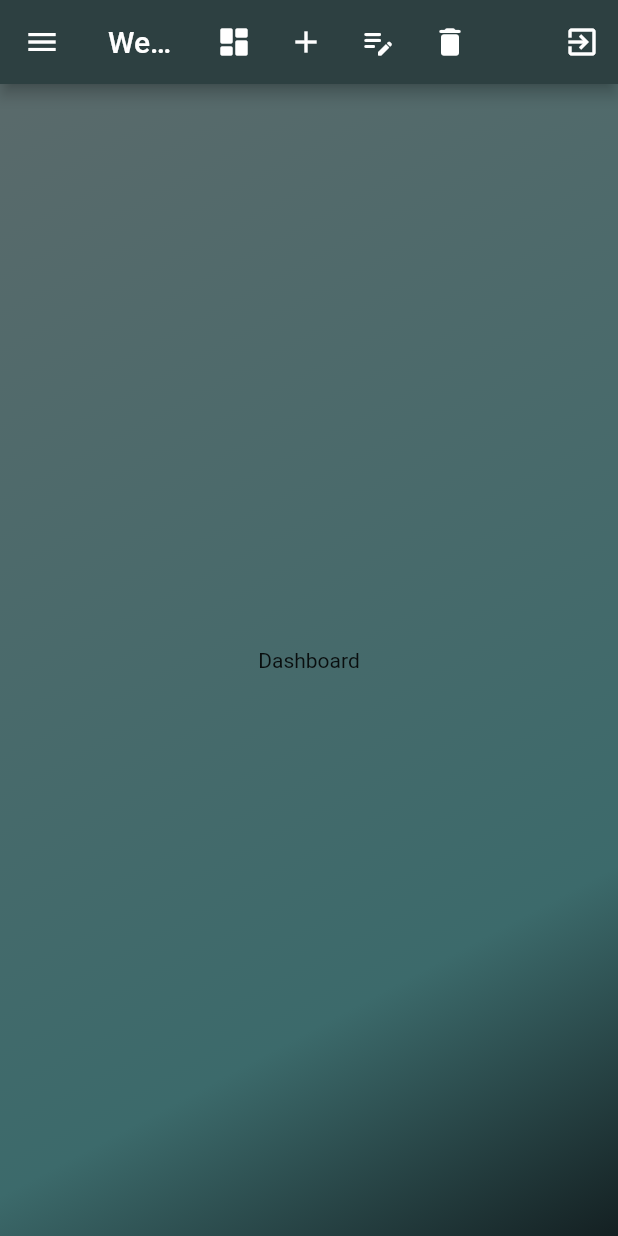
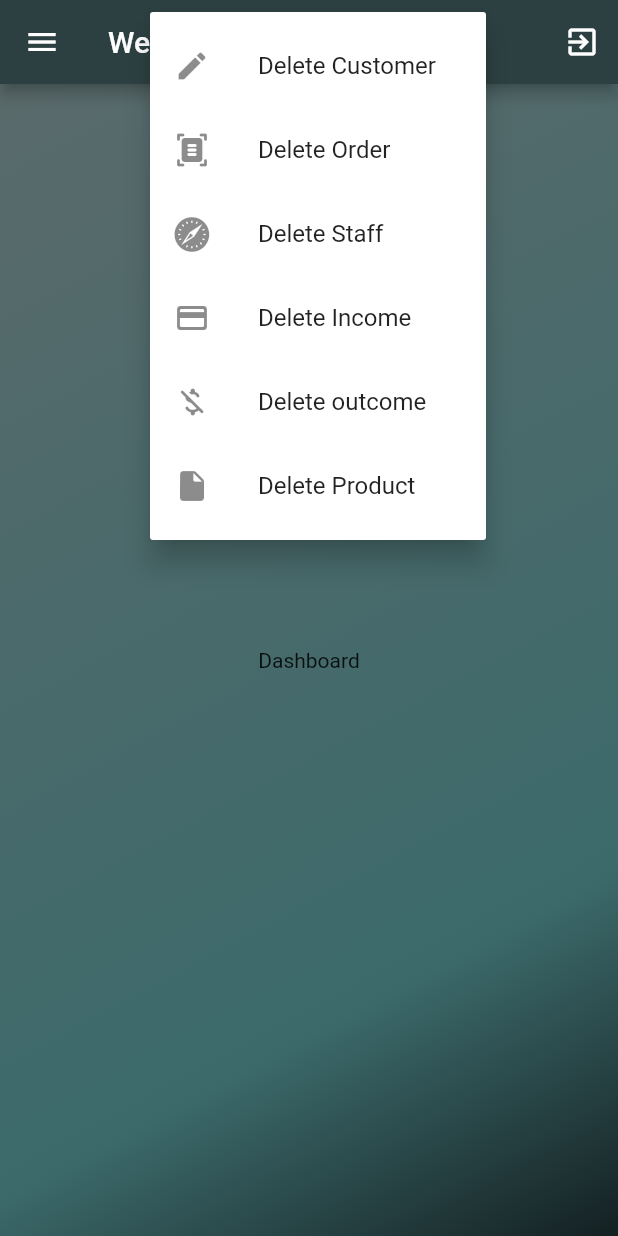
Before and after one commit to Ahmedriyadh19/Management-Factory-System, a Flutter app: the Home screen opened directly, after a tap on the "delete" icon, on a phone screen of 412 x 824 dp. Run offline on Flutter 3.47's test engine with Material 2 defaults, Android fonts, the phone set to English and light mode, and no system bars; our stand-ins replace font_awesome_flutter.

Commit message:
Update v5.1

```diff
--- a/lib/View/Main Pages/home.dart
+++ b/lib/View/Main Pages/home.dart
@@ -1,3 +1,4 @@
+import 'package:flutter/foundation.dart';
 import 'package:flutter/material.dart';
 import 'package:font_awesome_flutter/font_awesome_flutter.dart';
 import 'package:management_factory_system/View/Containers/background.dart';
@@ -20,25 +21,46 @@ class _HomeState extends State<Home> {
   static List<PopupMenuItem> addListOption = [];
   static List<PopupMenuItem> editListOption = [];
   static List<PopupMenuItem> deleteListOption = [];
+
   initializeOptionsMenuList() {
     setState(() {
-      addListOption.add(createOption(Icons.person_add, 'Add Customer'));
+      addListOption.clear();
+      editListOption.clear();
+      deleteListOption.clear();
+
+      addListOption.add(createOption(Icons.person_add, 'Add Customer', 4));
       addListOption
-          .add(createOption(Icons.document_scanner_rounded, 'Add Order'));
-      addListOption.add(createOption(Icons.person_pin_rounded, 'Add Staff'));
-      addListOption.add(createOption(Icons.payment_rounded, 'Add Income'));
-      addListOption.add(createOption(Icons.money_off_rounded, 'Add outcome'));
+          .add(createOption(Icons.document_scanner_rounded, 'Add Order', 5));
+      addListOption.add(createOption(Icons.person_pin_rounded, 'Add Staff', 6));
+      addListOption.add(createOption(Icons.payment_rounded, 'Add Income', 7));
       addListOption
-          .add(createOption(Icons.insert_drive_file_rounded, 'Add Product'));
+          .add(createOption(Icons.money_off_rounded, 'Add outcome', 8));
+      addListOption
+          .add(createOption(Icons.insert_drive_file_rounded, 'Add Product', 9));
 
-      editListOption.add(createOption(Icons.edit, 'Edit Customer'));
+      editListOption.add(createOption(Icons.edit, 'Edit Customer', 10));
       editListOption
-          .add(createOption(Icons.document_scanner_rounded, 'Edit Order'));
-      editListOption.add(createOption(FontAwesomeIcons.safari, 'Edit Staff'));
-      editListOption.add(createOption(Icons.payment_rounded, 'Edit Income'));
-      editListOption.add(createOption(Icons.money_off_rounded, 'Edit outcome'));
+          .add(createOption(Icons.document_scanner_rounded, 'Edit Order', 11));
       editListOption
-          .add(createOption(Icons.insert_drive_file_rounded, 'Edit Product'));
+          .add(createOption(FontAwesomeIcons.safari, 'Edit Staff', 12));
+      editListOption
+          .add(createOption(Icons.payment_rounded, 'Edit Income', 13));
+      editListOption
+          .add(createOption(Icons.money_off_rounded, 'Edit outcome', 14));
+      editListOption.add(
+          createOption(Icons.insert_drive_file_rounded, 'Edit Product', 15));
+
+      deleteListOption.add(createOption(Icons.edit, 'Delete Customer', 16));
+      deleteListOption.add(
+          createOption(Icons.document_scanner_rounded, 'Delete Order', 17));
+      deleteListOption
+          .add(createOption(FontAwesomeIcons.safari, 'Delete Staff', 18));
+      deleteListOption
+          .add(createOption(Icons.payment_rounded, 'Delete Income', 19));
+      deleteListOption
+          .add(createOption(Icons.money_off_rounded, 'Delete outcome', 20));
+      deleteListOption.add(
+          createOption(Icons.insert_drive_file_rounded, 'Delete Product', 21));
     });
   }
 
@@ -70,7 +92,13 @@ class _HomeState extends State<Home> {
 
   void selectedPage(int index) {
     setState(() {
-      currentWidget = wed[index];
+      if (index < wed.length) {
+        currentWidget = wed[index];
+      } else {
+        if (kDebugMode) {
+          print('outOf rang =>  $index');
+        }
+      }
     });
   }
 
@@ -102,9 +130,9 @@ class _HomeState extends State<Home> {
     }
   }
 
-  PopupMenuItem createOption(IconData icon, String label) {
+  PopupMenuItem createOption(IconData icon, String label, int option) {
     return PopupMenuItem(
-      value: label,
+      value: option,
       child: ListTile(leading: Icon(icon), title: Text(label)),
     );
   }
@@ -114,6 +142,11 @@ class _HomeState extends State<Home> {
     return PopupMenuButton(
       icon: Icon(icon),
       itemBuilder: ((ctx) => optionsList),
+      onSelected: (value) {
+        setState(() {
+          selectedPage(value);
+        });
+      },
     );
   }
 
```
